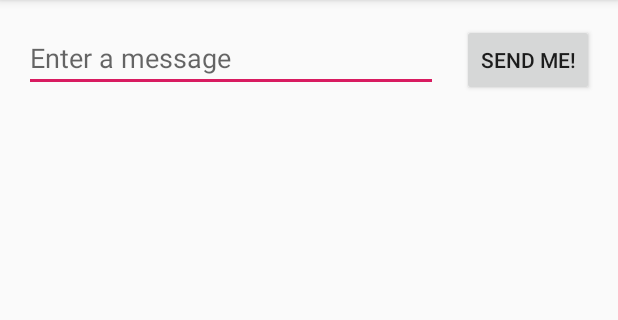
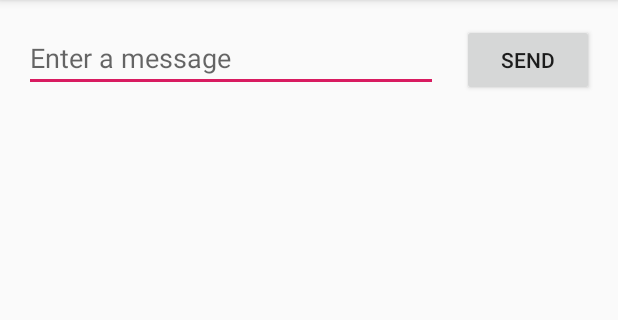
Before and after one commit to ROWLout/PlaygroundApp, an Android app: the screen it shows after launch (MainActivity), on a phone screen of 412 x 824 dp, the part 84-404 px from its top. Run offline under Robolectric (Android 15) with nearby library versions, the phone set to English and light mode, and no system bars.

Commit message:
reverted text change

```diff
--- a/app/src/main/res/values/strings.xml
+++ b/app/src/main/res/values/strings.xml
@@ -1,5 +1,5 @@
 <resources>
     <string name="app_name">PlaygroundApp</string>
     <string name="edit_message">Enter a message</string>
-    <string name="button_send">Send me!</string>
+    <string name="button_send">Send</string>
 </resources>
```
